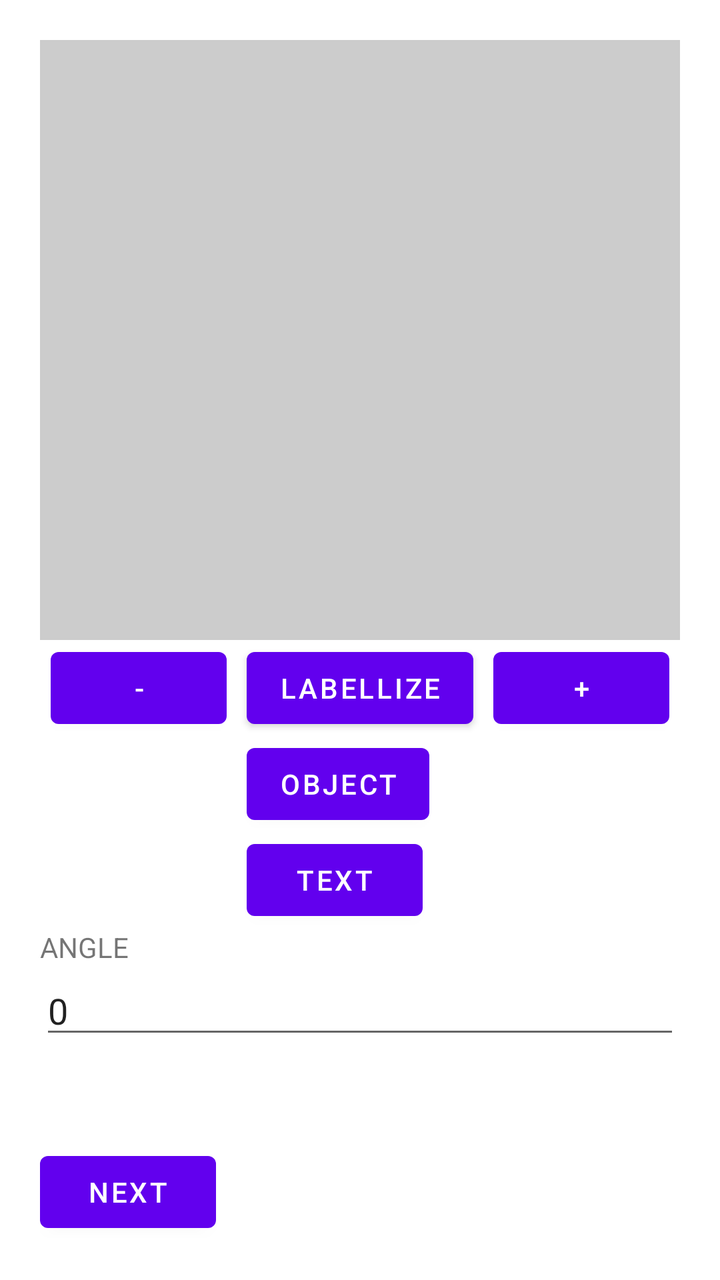
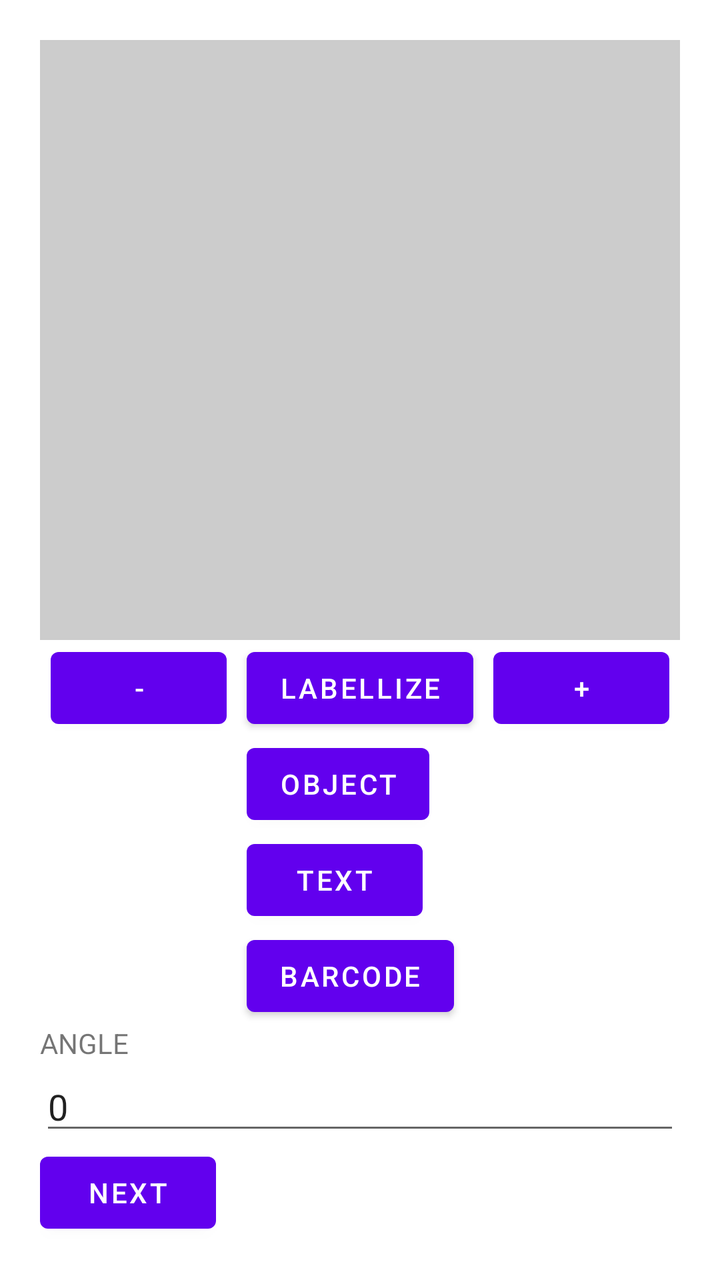

Two renders of the same Android screen: before a commit and after it. Below are the layout's source before the change and the commit's diff.
<!-- AndroidManifest.xml: application theme Theme.PrimofoodProto -->
<!-- res/layout/fragment_first.xml -->
<?xml version="1.0" encoding="utf-8"?>
<LinearLayout xmlns:android="http://schemas.android.com/apk/res/android"
    xmlns:app="http://schemas.android.com/apk/res-auto"
    xmlns:tools="http://schemas.android.com/tools"
    android:layout_width="match_parent"
    android:orientation="vertical"
    android:padding="20dp"
    android:layout_height="match_parent"
    tools:context=".FirstFragment">

    <androidx.appcompat.widget.AppCompatImageView
        android:id="@+id/picturePreview"
        android:layout_width="match_parent"
        android:scaleType="fitCenter"
        android:background="#33000000"
        android:layout_gravity="center_horizontal"
        android:layout_height="300dp" />

    <LinearLayout
        android:layout_width="wrap_content"
        android:layout_gravity="center_horizontal"
        android:layout_height="wrap_content"
        android:orientation="horizontal">

        <Button
            android:id="@+id/previouspicture"
            android:text="-"
            android:layout_width="wrap_content"
            android:layout_height="wrap_content" />

        <LinearLayout
            android:layout_width="wrap_content"
            android:layout_height="wrap_content"
            android:orientation="vertical">

            <Button
                android:id="@+id/labellize"
                android:text="Labellize"
                android:layout_marginStart="10dp"
                android:layout_marginEnd="10dp"
                android:layout_width="wrap_content"
                android:layout_height="wrap_content" />

            <Button
                android:id="@+id/recognize"
                android:text="Object"
                android:layout_marginStart="10dp"
                android:layout_marginEnd="10dp"
                android:layout_width="wrap_content"
                android:layout_height="wrap_content" />

            <Button
                android:id="@+id/textrecognition"
                android:text="TEXT"
                android:layout_marginStart="10dp"
                android:layout_marginEnd="10dp"
                android:layout_width="wrap_content"
                android:layout_height="wrap_content" />

        </LinearLayout>

        <Button
            android:id="@+id/nextpicture"
            android:text="+"
            android:layout_width="wrap_content"
            android:layout_height="wrap_content" />

    </LinearLayout>

    <TextView
        android:layout_width="wrap_content"
        android:layout_height="wrap_content"
        android:text="ANGLE" />

    <EditText
        android:id="@+id/angle"
        android:layout_width="match_parent"
        android:layout_height="wrap_content"
        android:inputType="numberSigned"
        android:text="0"/>

    <View
        android:layout_width="match_parent"
        android:layout_height="0dp"
        android:layout_weight="1" />

    <Button
        android:id="@+id/button_first"
        android:layout_width="wrap_content"
        android:layout_height="wrap_content"
        android:text="@string/next" />
</LinearLayout>
<!-- resources referenced by this layout -->
<resources>
  <string name="next">Next</string>
  <style name="Theme.PrimofoodProto" parent="Theme.MaterialComponents.DayNight.DarkActionBar">
          
          <item name="colorPrimary">@color/purple_500</item>
          <item name="colorPrimaryVariant">@color/purple_700</item>
          <item name="colorOnPrimary">@color/white</item>
          
          <item name="colorSecondary">@color/teal_200</item>
          <item name="colorSecondaryVariant">@color/teal_700</item>
          <item name="colorOnSecondary">@color/black</item>
          
          <item name="android:statusBarColor" tools:targetApi="l">?attr/colorPrimaryVariant</item>
          
      </style>
  <color name="purple_500">#FF6200EE</color>
  <color name="purple_700">#FF3700B3</color>
  <color name="white">#FFFFFFFF</color>
  <color name="teal_200">#FF03DAC5</color>
  <color name="teal_700">#FF018786</color>
  <color name="black">#FF000000</color>
</resources>

<!-- the commit's change to res/layout/fragment_first.xml (unified diff, before → after) -->
@@ -57,6 +57,14 @@
                 android:layout_width="wrap_content"
                 android:layout_height="wrap_content" />
 
+            <Button
+                android:id="@+id/barCode"
+                android:text="BARCODE"
+                android:layout_marginStart="10dp"
+                android:layout_marginEnd="10dp"
+                android:layout_width="wrap_content"
+                android:layout_height="wrap_content" />
+
         </LinearLayout>
 
         <Button
